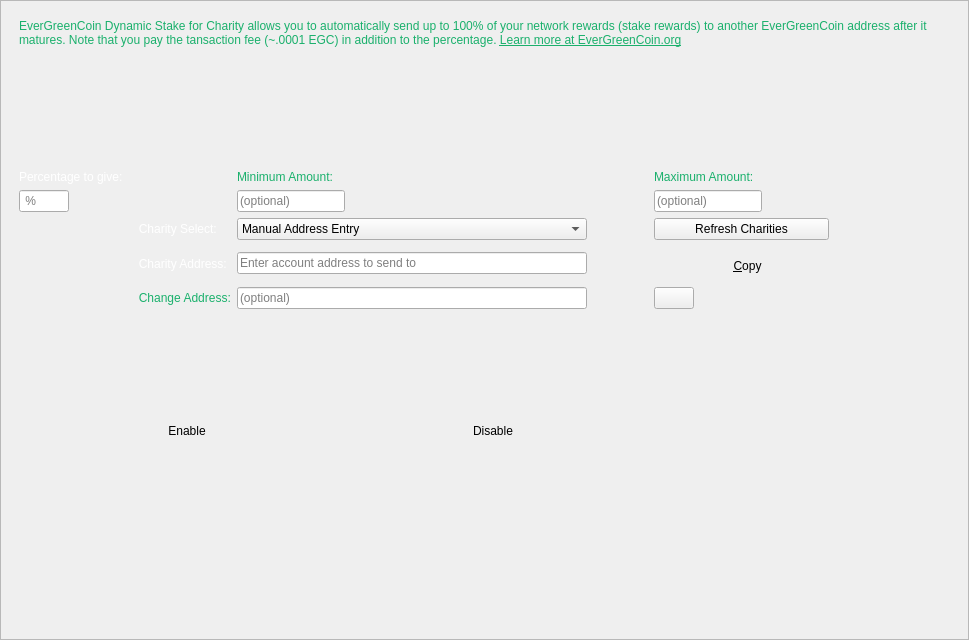
This is src/qt/forms/charitydialog.ui in EverGreenCoinDev/EverGreenCoin as Qt 5 draws it before an edit. The edited form follows.
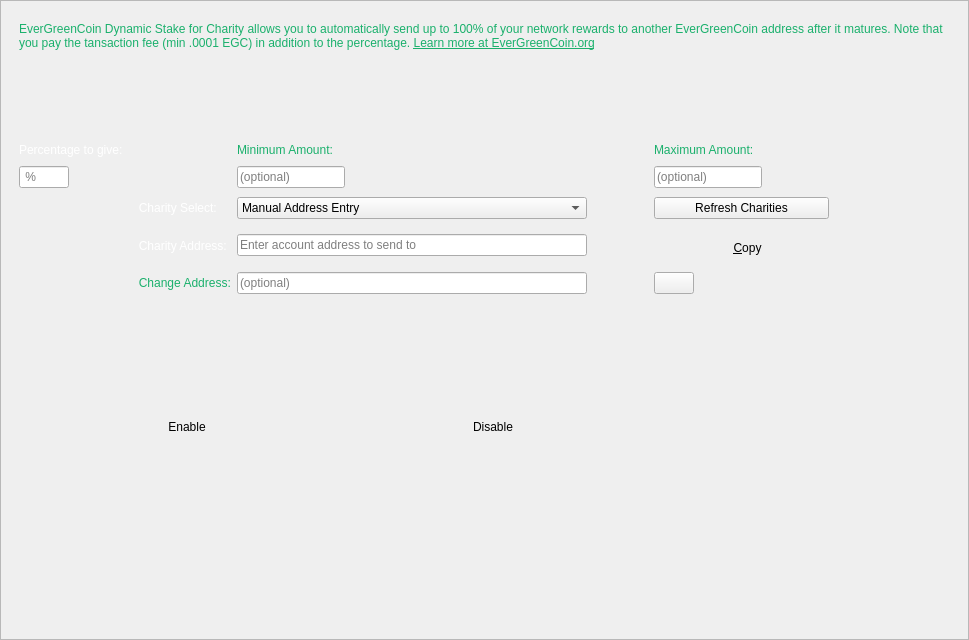
This is the edited form. Icons and pictures are not drawn.

Commit message: Remove top gap between DS4C into and input area. Change enable & disable buttons to min, fixed policy, following unlock of overview which scales nicely in all cases, to prevent windows from scaling so large. Min size on Copy btn to prevent windows scaling to small.

What changed in the file:
```diff
--- a/src/qt/forms/charitydialog.ui
+++ b/src/qt/forms/charitydialog.ui
@@ -89,7 +89,7 @@
        </rect>
       </property>
       <property name="sizePolicy">
-       <sizepolicy hsizetype="Preferred" vsizetype="Expanding">
+       <sizepolicy hsizetype="Preferred" vsizetype="Preferred">
         <horstretch>0</horstretch>
         <verstretch>0</verstretch>
        </sizepolicy>
@@ -118,7 +118,7 @@
          <property name="minimumSize">
           <size>
            <width>0</width>
-           <height>40</height>
+           <height>0</height>
           </size>
          </property>
          <property name="maximumSize">
@@ -238,6 +238,12 @@
                  <verstretch>0</verstretch>
                 </sizepolicy>
                </property>
+               <property name="minimumSize">
+                <size>
+                 <width>600</width>
+                 <height>0</height>
+                </size>
+               </property>
                <property name="styleSheet">
                 <string notr="true">border: none;</string>
                </property>
@@ -251,7 +257,7 @@
                 <item row="0" column="0">
                  <widget class="QPushButton" name="enableButton">
                   <property name="sizePolicy">
-                   <sizepolicy hsizetype="Preferred" vsizetype="Preferred">
+                   <sizepolicy hsizetype="Minimum" vsizetype="Fixed">
                     <horstretch>0</horstretch>
                     <verstretch>0</verstretch>
                    </sizepolicy>
@@ -276,7 +282,7 @@
                 <item row="0" column="1">
                  <widget class="QPushButton" name="disableButton">
                   <property name="sizePolicy">
-                   <sizepolicy hsizetype="Preferred" vsizetype="Preferred">
+                   <sizepolicy hsizetype="Minimum" vsizetype="Fixed">
                     <horstretch>0</horstretch>
                     <verstretch>0</verstretch>
                    </sizepolicy>
@@ -302,7 +308,7 @@
               <widget class="QGroupBox" name="groupBox_4">
                <property name="minimumSize">
                 <size>
-                 <width>540</width>
+                 <width>600</width>
                  <height>0</height>
                 </size>
                </property>
@@ -323,7 +329,7 @@
                   </property>
                   <property name="minimumSize">
                    <size>
-                    <width>540</width>
+                    <width>600</width>
                     <height>0</height>
                    </size>
                   </property>
@@ -815,11 +821,17 @@
               </rect>
              </property>
              <property name="sizePolicy">
-              <sizepolicy hsizetype="Preferred" vsizetype="Fixed">
+              <sizepolicy hsizetype="Minimum" vsizetype="Fixed">
                <horstretch>0</horstretch>
                <verstretch>0</verstretch>
               </sizepolicy>
              </property>
+             <property name="minimumSize">
+              <size>
+               <width>87</width>
+               <height>40</height>
+              </size>
+             </property>
              <property name="toolTip">
               <string>Copy the current charity EverGreenCoin account address to the system clipboard</string>
              </property>
@@ -961,7 +973,7 @@
           <item row="0" column="0" colspan="6">
            <widget class="QLabel" name="label_2">
             <property name="sizePolicy">
-             <sizepolicy hsizetype="Expanding" vsizetype="Expanding">
+             <sizepolicy hsizetype="Expanding" vsizetype="Fixed">
               <horstretch>0</horstretch>
               <verstretch>0</verstretch>
              </sizepolicy>
@@ -985,7 +997,7 @@
              <number>1</number>
             </property>
             <property name="text">
-             <string>&lt;html&gt;&lt;head/&gt;&lt;body&gt;&lt;p&gt;EverGreenCoin Dynamic Stake for Charity allows you to automatically send up to 100% of your network rewards (stake rewards) to another EverGreenCoin address after it matures. Note that you pay the tansaction fee (~.0001 EGC) in addition to the percentage. &lt;a href=&quot;https://evergreencoin.org/staking-for-charity/&quot;&gt;&lt;span style=&quot; text-decoration: underline; color:#1ab06c;&quot;&gt;Learn more at EverGreenCoin.org&lt;/span&gt;&lt;/a&gt;&lt;/p&gt;&lt;/body&gt;&lt;/html&gt;</string>
+             <string>&lt;html&gt;&lt;head/&gt;&lt;body&gt;&lt;p&gt;EverGreenCoin Dynamic Stake for Charity allows you to automatically send up to 100% of your network rewards to another EverGreenCoin address after it matures. Note that you pay the tansaction fee (min .0001 EGC) in addition to the percentage. &lt;a href=&quot;https://evergreencoin.org/staking-for-charity/&quot;&gt;&lt;span style=&quot; text-decoration: underline; color:#1ab06c;&quot;&gt;Learn more at EverGreenCoin.org&lt;/span&gt;&lt;/a&gt;&lt;/p&gt;&lt;/body&gt;&lt;/html&gt;</string>
             </property>
             <property name="textFormat">
              <enum>Qt::RichText</enum>
```
Left out of the diff: 10 changed lines with no effect on the pictures.
